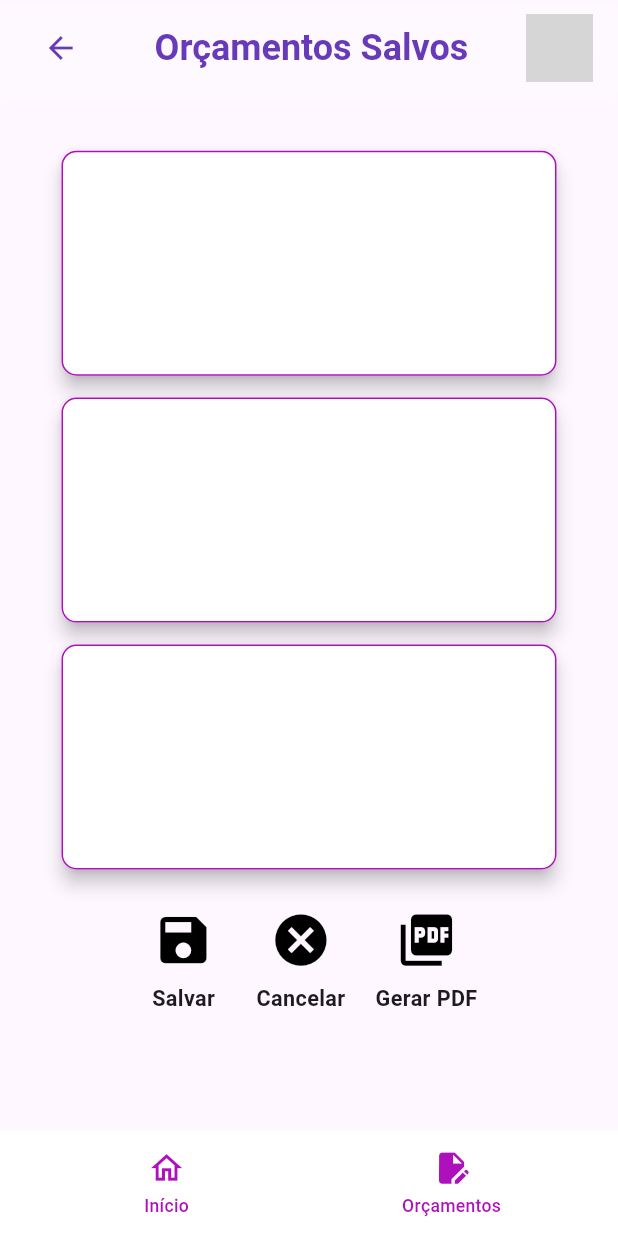
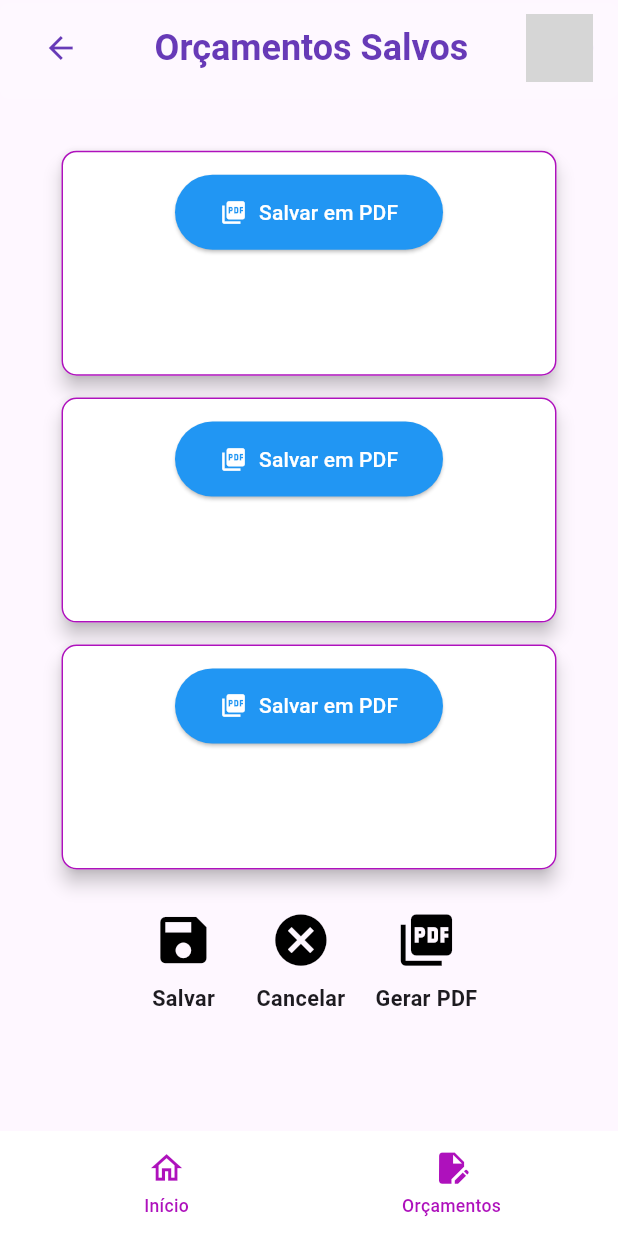
Before and after one commit to josiasgomes/projetofinalflutter, a Flutter app: the OrcamentosSalvos screen opened directly, on a phone screen of 412 x 824 dp. Run offline on Flutter 3.47's test engine with Material 3 defaults, Android fonts, the phone set to English and light mode, and no system bars; our stand-ins replace cloud_firestore, firebase_auth, firebase_core, pdf, printing, syncfusion_flutter_charts; accounts and stored records are empty; network calls fail; grey boxes are pictures that could not be loaded.

```diff
--- a/lib/widget/card.dart
+++ b/lib/widget/card.dart
@@ -1,4 +1,5 @@
 import 'package:flutter/material.dart';
+import 'package:myapp/widget/salvar_pdf.dart';
 
 class CardOrcamento extends StatefulWidget {
   const CardOrcamento({Key? key}) : super(key: key);
@@ -25,10 +26,33 @@ class _CardOrcamentoState extends State<CardOrcamento> {
             height: 150,
             padding: const EdgeInsets.all(16.0),
             child: Column(
-              crossAxisAlignment: CrossAxisAlignment.start,
-              // Adicione o conteúdo do Card aqui.
-
-              // Adicione os widgets filhos aqui
+              // **O ERRO ESTAVA AQUI: Faltava 'children: <Widget>['**
+              // Adicionamos a propriedade 'children' para criar a lista de widgets
+              children: <Widget>[
+                Center(
+                  child: ElevatedButton.icon(
+                    onPressed: () {
+                      // O ideal é passar 'dados: seusDadosDoBanco' com dados reais
+                      PDFService.gerarPDF(
+                        titulo: 'Título do Documento',
+                        dados: {},//dados: seusDadosDoBanco,
+                        // Map com os dados
+                      );
+                    },
+                    icon: const Icon(Icons.picture_as_pdf),
+                    label: const Text('Salvar em PDF'),
+                    style: ElevatedButton.styleFrom(
+                      backgroundColor: Colors.blue,
+                      foregroundColor: Colors.white,
+                      padding: const EdgeInsets.symmetric(
+                        horizontal: 30,
+                        vertical: 15,
+                      ),
+                    ),
+                  ),
+                ),
+                // Adicione outros widgets filhos aqui, se necessário
+              ],
             ),
           ),
         ),
--- a/pubspec.yaml
+++ b/pubspec.yaml
@@ -16,6 +16,9 @@ dependencies:
   firebase_auth: ^4.17.8
   cloud_firestore: ^4.15.8
   syncfusion_flutter_charts: ^31.1.21
+  pdf: ^3.10.4
+  printing: ^5.11.0
+  path_provider: ^2.1.1
 
 
 dev_dependencies:
```
Also changed, not shown: lib/widget/salvar_pdf.dart (added, +63 -0 lines), pubspec.lock.
